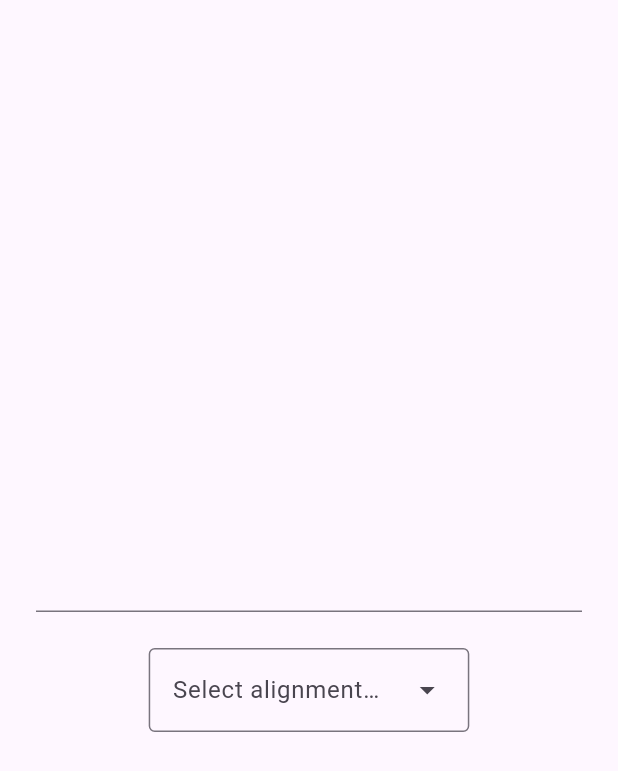
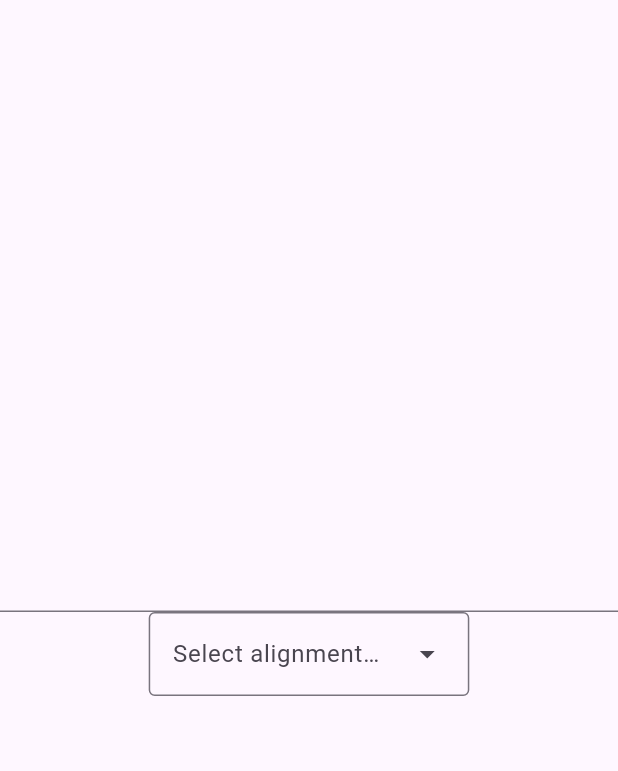
Before and after one commit to solid-software/languagetool_textfield, a Flutter app: the screen it shows after launch, on a phone screen of 412 x 824 dp. Shown: the top 771 px of the screen. Run offline on Flutter 3.47's test engine with Material 3 defaults, Android fonts, the phone set to English and light mode, and no system bars; missing offline and left inert: pointer_interceptor, throttling.

Commit message:
Remove `Padding` property unnecessary

```diff
--- a/lib/src/presentation/language_tool_text_field.dart
+++ b/lib/src/presentation/language_tool_text_field.dart
@@ -17,9 +17,6 @@ class LanguageToolTextField extends StatefulWidget {
 
   /// Mistake popup window
   final MistakePopup? mistakePopup;
-
-  /// Padding for the text field
-  final EdgeInsetsGeometry? padding;
 
   /// The maximum number of lines to show at one time, wrapping if necessary.
   final int? maxLines;
@@ -64,7 +61,6 @@ class LanguageToolTextField extends StatefulWidget {
     this.decoration = const InputDecoration(),
     this.language = 'auto',
     this.mistakePopup,
-    this.padding = const EdgeInsets.all(24),
     this.maxLines = 1,
     this.minLines,
     this.expands = false,
@@ -158,13 +154,6 @@ class _LanguageToolTextFieldState extends State<LanguageToolTextField> {
           childWidget = Center(child: childWidget);
         }
 
-        if (widget.padding != null) {
-          childWidget = Padding(
-            padding: widget.padding ?? EdgeInsets.zero,
-            child: childWidget,
-          );
-        }
-
         return childWidget;
       },
     );
```
